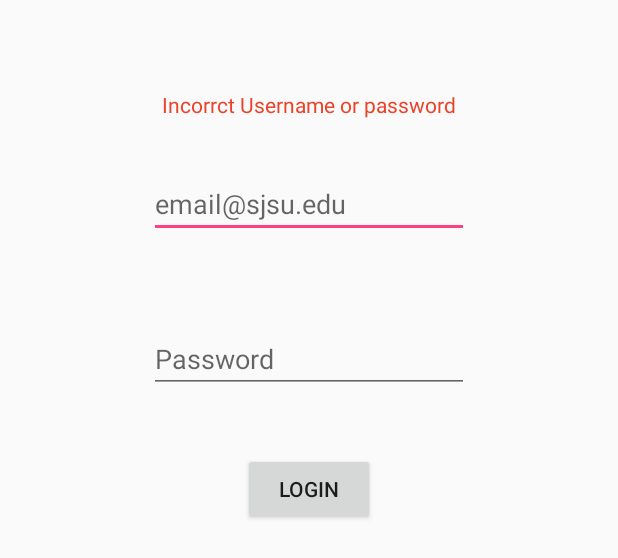
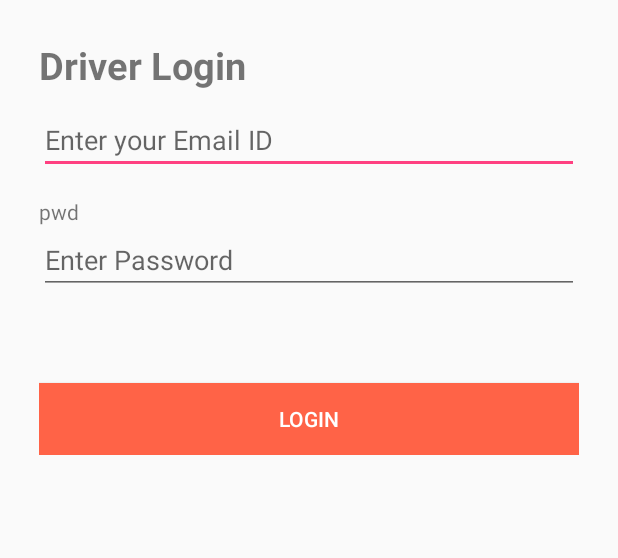
Before and after one commit to cmpe-295/driver_app, an Android app: the layout activity_driver_login.xml on its own in the app's theme, with its tools: preview values and no code run, on a phone screen of 412 x 824 dp. Shown: the top 558 px of the screen. Run offline under Robolectric (Android 15) with nearby library versions, the phone set to English and light mode, and no system bars.

Commit message:
Integrated with REST Calls for Login

```diff
--- a/Driver/app/src/main/res/layout/activity_driver_login.xml
+++ b/Driver/app/src/main/res/layout/activity_driver_login.xml
@@ -10,47 +10,58 @@
     android:paddingTop="@dimen/activity_vertical_margin"
     tools:context="spartansaferide.sjsu.edu.driver.DriverLoginActivity">
 
+    <LinearLayout
+        android:layout_width="fill_parent"
+        android:layout_height="wrap_content"
+        android:orientation="vertical"
+        android:padding="10dip" >
+
+        <TextView
+            android:layout_width="fill_parent"
+            android:layout_height="wrap_content"
+            android:layout_marginBottom="10dip"
+            android:text="@string/login_title"
+            android:textSize="25sp"
+            android:textStyle="bold" />
 
         <EditText
-        android:layout_width="wrap_content"
+            android:id="@+id/loginEmail"
+            android:layout_width="fill_parent"
             android:layout_height="wrap_content"
-        android:inputType="textEmailAddress"
-        android:ems="10"
-        android:layout_alignParentTop="true"
-        android:layout_centerHorizontal="true"
-        android:layout_marginTop="97dp"
-        android:id="@+id/username"
-        android:hint="email@sjsu.edu"/>
+            android:hint="Enter your Email ID"
+            android:inputType="textEmailAddress" />
+
+        <TextView
+            android:layout_width="fill_parent"
+            android:layout_height="wrap_content"
+            android:layout_marginTop="15dip"
+            android:text="pwd" />
 
         <EditText
-        android:layout_width="wrap_content"
+            android:id="@+id/loginPassword"
+            android:layout_width="fill_parent"
             android:layout_height="wrap_content"
-        android:inputType="textPassword"
-        android:ems="10"
-        android:layout_below="@+id/username"
-        android:layout_alignLeft="@+id/username"
-        android:layout_alignStart="@+id/username"
-        android:layout_marginTop="58dp"
-        android:id="@+id/password"
-        android:hint="Password"/>
+            android:hint="Enter Password"
+            android:inputType="textPassword" />
+
+        <TextView
+            android:id="@+id/login_error"
+            android:layout_width="fill_parent"
+            android:layout_height="wrap_content"
+            android:padding="10dip"
+            android:textColor="#e30000"
+            android:textStyle="bold" />
 
         <Button
+            android:id="@+id/btnLogin"
+            android:layout_width="fill_parent"
+            android:layout_height="wrap_content"
+            android:layout_marginTop="20dip"
+            android:background="#ff6347"
+            android:onClick="loginUser"
             android:text="Login"
-        android:layout_width="wrap_content"
-        android:layout_height="wrap_content"
-        android:layout_below="@+id/password"
-        android:layout_centerHorizontal="true"
-        android:layout_marginTop="40dp"
-        android:id="@+id/login_button"/>
+            android:textColor="#fff" />
 
-    <TextView
-        android:text="Incorrct Username or password"
-        android:layout_width="wrap_content"
-        android:layout_height="wrap_content"
-        android:layout_marginTop="44dp"
-        android:id="@+id/InvalidLogin"
-        android:layout_alignParentTop="true"
-        android:layout_centerHorizontal="true"
-        android:textColor="#FFEB4329"/>
+    </LinearLayout>
 
 </RelativeLayout>
--- /dev/null
+++ b/Driver/app/src/main/res/values-w820dp/strings.xml
@@ -0,0 +1,4 @@
+<?xml version="1.0" encoding="utf-8"?>
+<resources>
+    <string name="login_title">Driver Login</string>
+</resources>
--- a/Driver/app/src/main/res/values/styles.xml
+++ b/Driver/app/src/main/res/values/styles.xml
@@ -1,7 +1,7 @@
 <resources>
 
     <!-- Base application theme. -->
-    <style name="AppTheme" parent="Theme.AppCompat.Light">
+    <style name="AppTheme" parent="Theme.AppCompat.Light.DarkActionBar">
         <!-- Customize your theme here. -->
         <item name="colorPrimary">@color/colorPrimary</item>
         <item name="colorPrimaryDark">@color/colorPrimaryDark</item>
```
Also changed, not shown: Driver/app/build.gradle (+7 -6 lines), Driver/app/src/debug/res/values/google_maps_api.xml (+5 -3 lines), Driver/app/src/main/AndroidManifest.xml (+9 -23 lines), Driver/app/src/main/java/spartansaferide/sjsu/edu/driver/DriverLoginActivity.java (+114 -85 lines), Driver/app/src/main/java/spartansaferide/sjsu/edu/driver/DriverMapsActivity.java (+9 -4 lines), Driver/app/src/main/java/spartansaferide/sjsu/edu/driver/Validation.java (added, +27 -0 lines), Driver/app/src/main/res/values/strings.xml (+2 -15 lines), Driver/app/libs/android-async-http-1.4.9.jar (added), 1 other file. Lines whose indentation alone changed are shown as unchanged.
